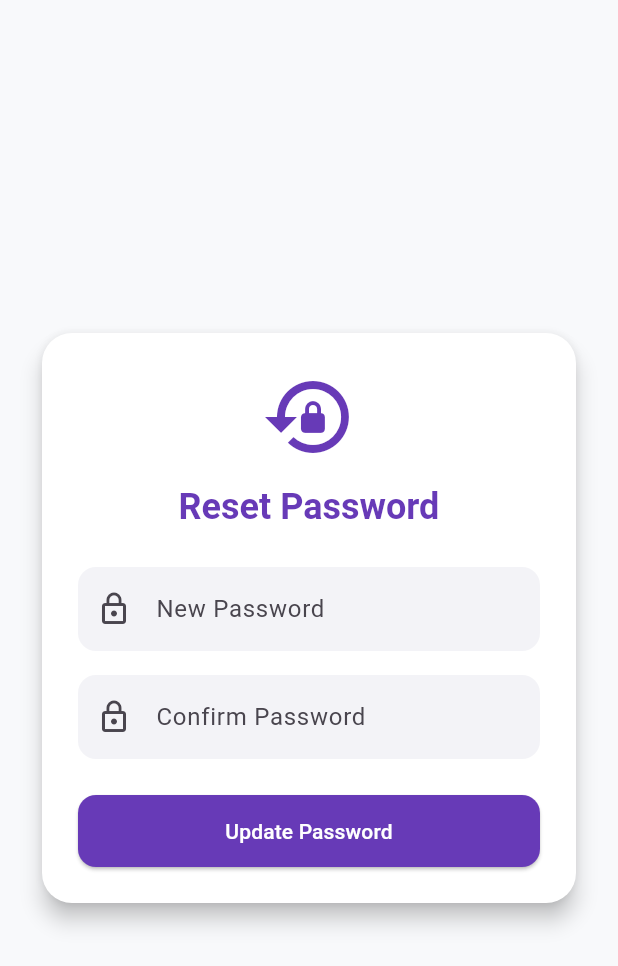
After one commit to mihadcse/Internship_Flutter, a Flutter app: the ResetPasswordPage screen opened by its route, on a phone screen of 412 x 824 dp. The commit adds this screen. Shown: the top 966 px of the screen. Run offline on Flutter 3.47's test engine with Material 3 defaults, Android fonts, the phone set to English and light mode, and no system bars; our stand-ins replace dio, file_picker, flutter_riverpod, go_router, google_fonts, image_picker and 3 more; accounts and stored records are empty; network calls fail.

Commit message:
Reset password working. place order done. view order done

```diff
--- a/ecomplatform/lib/main.dart
+++ b/ecomplatform/lib/main.dart
@@ -11,6 +11,16 @@ void main() async {
     anonKey: 'eyJhbGciOiJIUzI1NiIsInR5cCI6IkpXVCJ9.eyJpc3MiOiJzdXBhYmFzZSIsInJlZiI6InVnc3FranNrb3p5cGxrcWFxdHh4Iiwicm9sZSI6ImFub24iLCJpYXQiOjE3NTk3MjI5NzksImV4cCI6MjA3NTI5ODk3OX0.YdPDzDBLbxLa_PiVj7YIOM8ed20F2Zs7r-Tcx5Yfbv4',
   );
   print("Supabase initialized");
+
+  // ✅ Listen for password recovery event
+  Supabase.instance.client.auth.onAuthStateChange.listen((data) {
+    final event = data.event;
+
+    if (event == AuthChangeEvent.passwordRecovery) {
+      // Force navigation to reset-password page
+      appRouter.go('/reset-password');
+    }
+  });
 
   runApp(const MyApp());
 }
--- /dev/null
+++ b/ecomplatform/lib/pages/reset_password.dart
@@ -0,0 +1,158 @@
+import 'package:flutter/material.dart';
+import 'package:supabase_flutter/supabase_flutter.dart';
+import 'package:go_router/go_router.dart';
+
+class ResetPasswordPage extends StatefulWidget {
+  const ResetPasswordPage({super.key});
+
+  @override
+  State<ResetPasswordPage> createState() => _ResetPasswordPageState();
+}
+
+class _ResetPasswordPageState extends State<ResetPasswordPage> {
+  final _passwordController = TextEditingController();
+  final _confirmPasswordController = TextEditingController();
+  bool _isLoading = false;
+
+  Future<void> _resetPassword() async {
+    final newPassword = _passwordController.text.trim();
+    final confirmPassword = _confirmPasswordController.text.trim();
+
+    if (newPassword.isEmpty || confirmPassword.isEmpty) {
+      ScaffoldMessenger.of(context).showSnackBar(
+        const SnackBar(content: Text('Please fill in all fields')),
+      );
+      return;
+    }
+
+    if (newPassword != confirmPassword) {
+      ScaffoldMessenger.of(context).showSnackBar(
+        const SnackBar(content: Text('Passwords do not match')),
+      );
+      return;
+    }
+
+    setState(() => _isLoading = true);
+
+    try {
+      await Supabase.instance.client.auth.updateUser(
+        UserAttributes(password: newPassword),
+      );
+
+      if (context.mounted) {
+        ScaffoldMessenger.of(context).showSnackBar(
+          const SnackBar(content: Text('Password reset successfully!')),
+        );
+        context.go('/login'); // Redirect to login
+      }
+    } catch (e) {
+      ScaffoldMessenger.of(context).showSnackBar(
+        SnackBar(content: Text('Error: $e')),
+      );
+    } finally {
+      setState(() => _isLoading = false);
+    }
+  }
+
+  @override
+  Widget build(BuildContext context) {
+    final theme = Theme.of(context);
+
+    return Scaffold(
+      backgroundColor: const Color(0xFFF8F9FB),
+      body: Center(
+        child: SingleChildScrollView(
+          padding: const EdgeInsets.all(24),
+          child: SizedBox(
+            width: 400,
+            child: Card(
+              elevation: 6,
+              shape: RoundedRectangleBorder(
+                borderRadius: BorderRadius.circular(20),
+              ),
+              color: Colors.white,
+              child: Padding(
+                padding: const EdgeInsets.all(24.0),
+                child: Column(
+                  mainAxisSize: MainAxisSize.min,
+                  children: [
+                    const Icon(
+                      Icons.lock_reset,
+                      size: 64,
+                      color: Colors.deepPurple,
+                    ),
+                    const SizedBox(height: 12),
+                    Text(
+                      'Reset Password',
+                      style: theme.textTheme.headlineSmall?.copyWith(
+                        fontWeight: FontWeight.bold,
+                        color: Colors.deepPurple,
+                      ),
+                    ),
+                    const SizedBox(height: 24),
+
+                    // New Password
+                    TextField(
+                      controller: _passwordController,
+                      obscureText: true,
+                      decoration: InputDecoration(
+                        prefixIcon: const Icon(Icons.lock_outline),
+                        labelText: 'New Password',
+                        filled: true,
+                        fillColor: const Color(0xFFF3F3F7),
+                        border: OutlineInputBorder(
+                          borderRadius: BorderRadius.circular(12),
+                          borderSide: BorderSide.none,
+                        ),
+                      ),
+                    ),
+                    const SizedBox(height: 16),
+
+                    // Confirm Password
+                    TextField(
+                      controller: _confirmPasswordController,
+                      obscureText: true,
+                      decoration: InputDecoration(
+                        prefixIcon: const Icon(Icons.lock_outline),
+                        labelText: 'Confirm Password',
+                        filled: true,
+                        fillColor: const Color(0xFFF3F3F7),
+                        border: OutlineInputBorder(
+                          borderRadius: BorderRadius.circular(12),
+                          borderSide: BorderSide.none,
+                        ),
+                      ),
+                    ),
+                    const SizedBox(height: 24),
+
+                    // Reset Button
+                    SizedBox(
+                      width: double.infinity,
+                      height: 48,
+                      child: ElevatedButton(
+                        onPressed: _isLoading ? null : _resetPassword,
+                        style: ElevatedButton.styleFrom(
+                          backgroundColor: Colors.deepPurple,
+                          foregroundColor: Colors.white,
+                          shape: RoundedRectangleBorder(
+                            borderRadius: BorderRadius.circular(12),
+                          ),
+                        ),
+                        child: _isLoading
+                            ? const CircularProgressIndicator(
+                                color: Colors.white,
+                                strokeWidth: 2,
+                              )
+                            : const Text('Update Password'),
+                      ),
+                    ),
+                  ],
+                ),
+              ),
+            ),
+          ),
+        ),
+      ),
+    );
+  }
+}
--- a/ecomplatform/lib/router.dart
+++ b/ecomplatform/lib/router.dart
@@ -4,25 +4,63 @@ import 'pages/login.dart';
 import 'pages/register.dart';
 import 'pages/homepage.dart';
 import 'pages/addProduct.dart';
+import 'pages/reset_password.dart';
+import 'package:supabase_flutter/supabase_flutter.dart';
+import 'pages/productdetailspage.dart';
+import 'pages/viewOrders.dart';
 
 final GoRouter appRouter = GoRouter(
   initialLocation: '/home',
+  //initialLocation: '/login',
+  redirect: (context, state) {
+    final session = Supabase.instance.client.auth.currentSession;
+    final isLoggedIn = session != null;
+    final isLogin = state.fullPath == '/login';
+    final isRegister = state.fullPath == '/register';
+    final isReset = state.fullPath == '/reset-password';
+
+    // ✅ Detect password recovery mode (Supabase adds an access token)
+    final uri = Uri.parse(state.uri.toString());
+    final isPasswordRecovery = uri.queryParameters.containsKey('access_token');
+
+    // Allow /reset-password always
+    if (isReset || isPasswordRecovery) return null;
+
+    if (!isLoggedIn && !isLogin && !isRegister) {
+      return '/login';
+    }
+
+    if (isLoggedIn && (isLogin || isRegister)) {
+      return '/home';
+    }
+
+    return null;
+  },
   routes: [
-    GoRoute(
-      path: '/login',
-      builder: (context, state) => const LoginPage(),
-    ),
+    GoRoute(path: '/login', builder: (context, state) => const LoginPage()),
     GoRoute(
       path: '/register',
       builder: (context, state) => const RegisterPage(),
     ),
-    GoRoute(
-      path: '/home',
-      builder: (context, state) => const HomePage(),
-    ),
+    GoRoute(path: '/home', builder: (context, state) => const HomePage()),
     GoRoute(
       path: '/add_product',
       builder: (context, state) => const AddProductPage(),
     ),
+    GoRoute(
+      path: '/reset-password',
+      builder: (context, state) => const ResetPasswordPage(),
+    ),
+    GoRoute(
+      path: '/product_details',
+      builder: (context, state) {
+        final product = state.extra as Map<String, dynamic>;
+        return ProductDetailsPage(product: product);
+      },
+    ),
+    GoRoute(
+      path: '/view-orders',
+      builder: (context, state) => const MyOrdersPage(),
+    ),
   ],
 );
```
Also changed, not shown: ecomplatform/lib/pages/addProduct.dart (+28 -4 lines), ecomplatform/lib/pages/checkoutpage.dart (added, +162 -0 lines), ecomplatform/lib/pages/homepage.dart (+13 -2 lines), ecomplatform/lib/pages/login.dart (+62 -0 lines), ecomplatform/lib/pages/productdetailspage.dart (added, +96 -0 lines), ecomplatform/lib/pages/viewOrders.dart (added, +124 -0 lines), ecomplatform/ECOMPHOTOS/apple.jpeg (added), ecomplatform/ECOMPHOTOS/download.jpeg (added).
